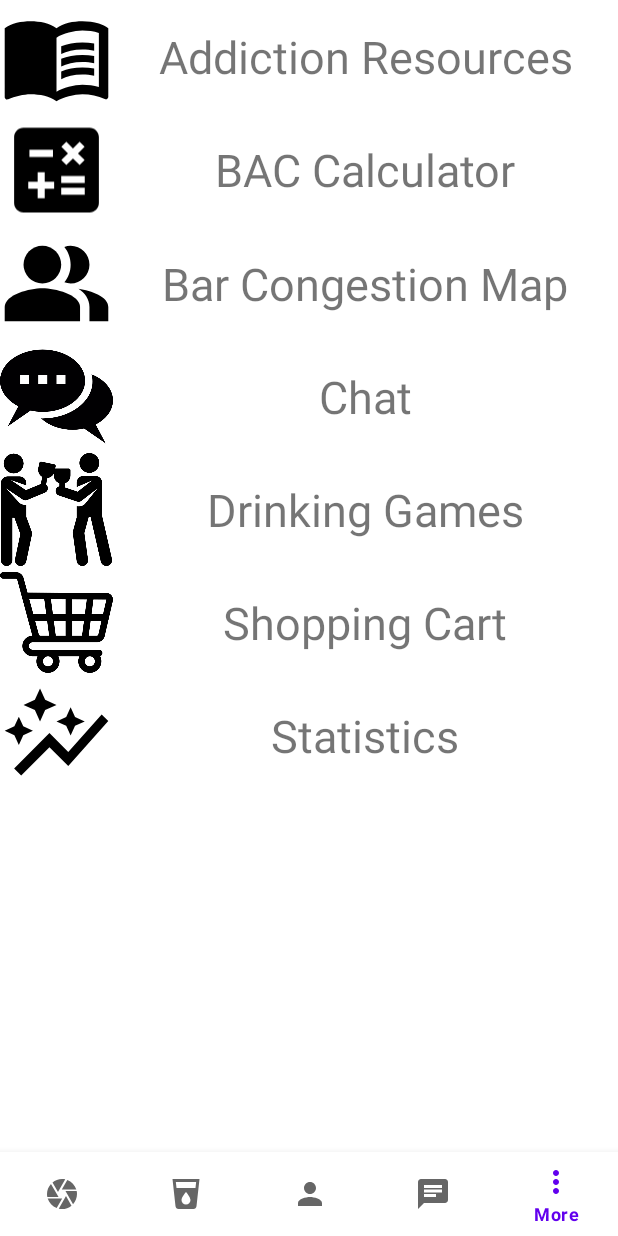
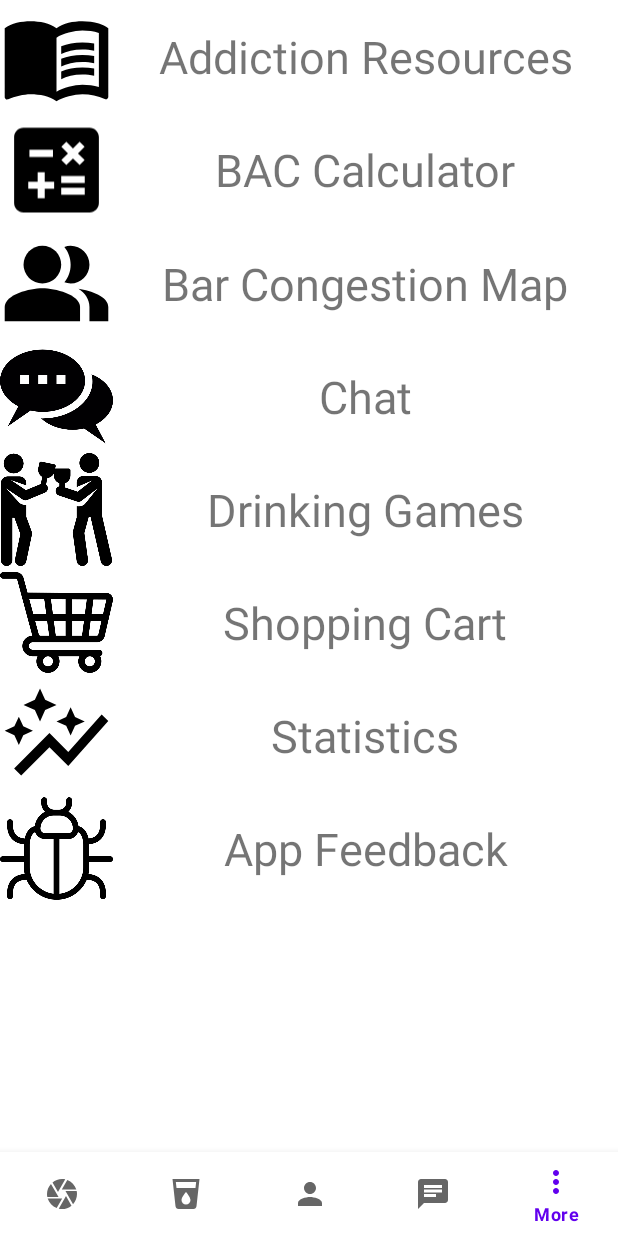
Before and after one commit to aphn490/drinkmate, an Android app: the More screen opened through its navigation route, on a phone screen of 412 x 824 dp. Run offline under Robolectric (Android 15) with nearby library versions, the phone set to English and light mode, and no system bars; our stand-ins replace Firebase (no records; nobody signed in at launch, a user with empty details on screens opened directly), navigation-ui.

Commit message:
Adding feedback function on more page

```diff
--- a/app/src/main/java/com/example/drinkmate/More.kt
+++ b/app/src/main/java/com/example/drinkmate/More.kt
@@ -63,7 +63,10 @@ class More : Fragment() {
             // Navigates the fragment to the stats fragment
             navController.navigate(R.id.action_more_to_stats)
         }
-
+        val feedbackButton : TextView = view.findViewById(R.id.appFeedbackDesc)
+        feedbackButton.setOnClickListener() {
+            navController.navigate(R.id.action_more_to_feedback)
+        }
 
         return view
     }
--- a/app/src/main/res/layout/fragment_more.xml
+++ b/app/src/main/res/layout/fragment_more.xml
@@ -171,5 +171,26 @@
                 android:text="Statistics" />
         </LinearLayout>
 
+        <LinearLayout
+            android:layout_width="match_parent"
+            android:layout_height="wrap_content"
+            android:orientation="horizontal">
+
+            <ImageView
+                android:id="@+id/more_app_feedback"
+                android:layout_width="75dp"
+                android:layout_height="75dp"
+                android:src="@drawable/bugfix" />
+
+            <TextView
+                android:id="@+id/appFeedbackDesc"
+                android:layout_width="wrap_content"
+                android:layout_height="match_parent"
+                android:textSize="30dp"
+                android:layout_gravity="center"
+                android:gravity="center"
+                android:layout_weight="1"
+                android:text="App Feedback" />
+        </LinearLayout>
     </LinearLayout>
 </FrameLayout>
--- a/app/src/main/res/navigation/main_nav.xml
+++ b/app/src/main/res/navigation/main_nav.xml
@@ -39,6 +39,9 @@
         <action
             android:id="@+id/action_more_to_stats"
             app:destination="@id/stats" />
+        <action
+            android:id="@+id/action_more_to_feedback"
+            app:destination="@id/appFeedback" />
 
     </fragment>
     <!-- Calculator Fragment -->
@@ -201,6 +204,12 @@
         />
 
     <activity
+        android:id="@+id/appFeedback"
+        android:name="com.example.drinkmate.appFeedback"
+        android:label="activity_app_feedback"
+        tools:layout="@layout/activity_app_feedback"/>
+
+    <activity
         android:id="@+id/search_drink"
         android:name="com.example.drinkmate.search_drink"
         android:label="activity_search_drink"
```
Also changed, not shown: app/src/main/AndroidManifest.xml (+7 -0 lines), app/src/main/java/com/example/drinkmate/appFeedback.kt (added, +70 -0 lines), app/src/main/java/com/example/drinkmate/feedback.kt (+0 -55 lines), app/src/main/res/layout/activity_app_feedback.xml (added, +59 -0 lines), app/src/main/res/drawable/bugfix.png (added).
